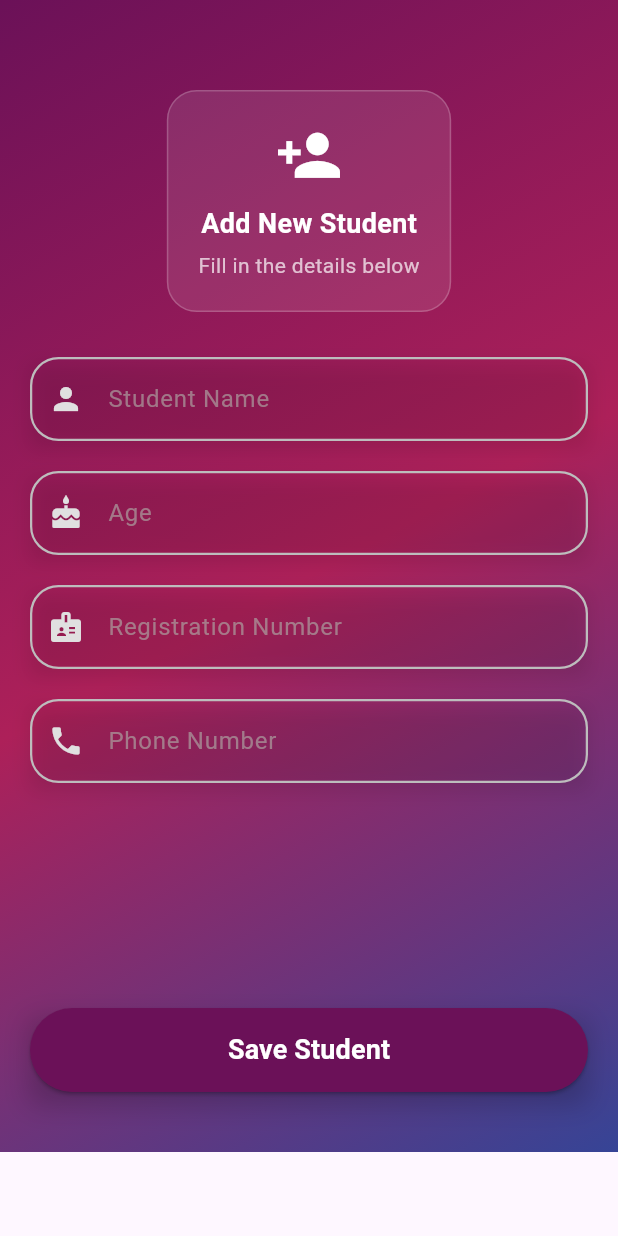
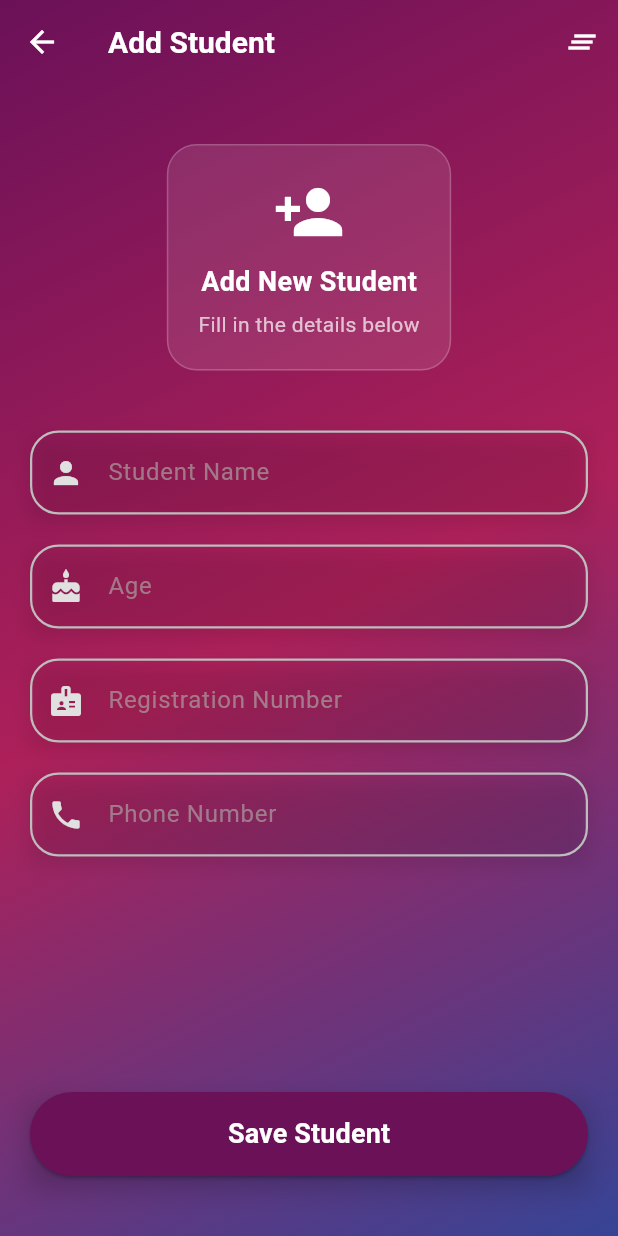
Before and after one commit to jincykp/Student_Records, a Flutter app: the AddStudentScreen screen opened directly, on a phone screen of 412 x 824 dp. Run offline on Flutter 3.47's test engine with Material 3 defaults, Android fonts, the phone set to English and light mode, and no system bars; our stand-ins replace firebase_auth, firebase_core, hive, hive_flutter, shared_preferences; accounts and stored records are empty.

Commit message:
style(ui): polish student CRUD screens layout and visuals

```diff
--- a/lib/view/add_student_screen.dart
+++ b/lib/view/add_student_screen.dart
@@ -24,6 +24,7 @@ class _AddStudentScreenState extends State<AddStudentScreen> {
   final _regNoController = TextEditingController();
   final _phoneController = TextEditingController();
 
+  // State variables
   bool _isLoading = false;
 
   @override
@@ -72,6 +73,13 @@ class _AddStudentScreenState extends State<AddStudentScreen> {
     }
   }
 
+  void _clearForm() {
+    _nameController.clear();
+    _ageController.clear();
+    _regNoController.clear();
+    _phoneController.clear();
+  }
+
   // Helper Methods
   bool _isDuplicateRegNo(List<StudentModel> students) {
     final regNo = _regNoController.text.trim().toLowerCase();
@@ -102,7 +110,35 @@ class _AddStudentScreenState extends State<AddStudentScreen> {
   Widget build(BuildContext context) {
     return PopScope(
       canPop: !_isLoading,
-      child: Scaffold(extendBodyBehindAppBar: true, body: _buildBody()),
+      child: Scaffold(
+        appBar: _buildAppBar(),
+        extendBodyBehindAppBar: true,
+        body: _buildBody(),
+      ),
+    );
+  }
+
+  // UI Building Methods
+  PreferredSizeWidget _buildAppBar() {
+    return AppBar(
+      title: const Text(
+        "Add Student",
+        style: TextStyle(
+          color: Colors.white,
+          fontWeight: FontWeight.bold,
+          fontSize: 20,
+        ),
+      ),
+      backgroundColor: Colors.transparent,
+      elevation: 0,
+      iconTheme: const IconThemeData(color: Colors.white),
+      actions: [
+        IconButton(
+          onPressed: _isLoading ? null : _clearForm,
+          icon: const Icon(Icons.clear_all),
+          tooltip: 'Clear Form',
+        ),
+      ],
     );
   }
 
@@ -131,15 +167,15 @@ class _AddStudentScreenState extends State<AddStudentScreen> {
                       MediaQuery.of(context).size.height -
                       kToolbarHeight -
                       MediaQuery.of(context).padding.top -
-                      40,
+                      40, // Account for padding
                 ),
                 child: IntrinsicHeight(
                   child: Column(
                     crossAxisAlignment: CrossAxisAlignment.stretch,
                     children: [
+                      const SizedBox(height: 20),
+                      _buildWelcomeSection(),
                       const SizedBox(height: 40),
-                      _buildWelcomeSection(),
-                      const SizedBox(height: 30),
                       _buildFormFields(),
                       const Spacer(),
                       const SizedBox(height: 20),
@@ -168,7 +204,7 @@ class _AddStudentScreenState extends State<AddStudentScreen> {
           ),
           child: const Column(
             children: [
-              Icon(Icons.person_add, size: 45, color: Colors.white),
+              Icon(Icons.person_add, size: 48, color: Colors.white),
               SizedBox(height: 10),
               Text(
                 "Add New Student",
```
